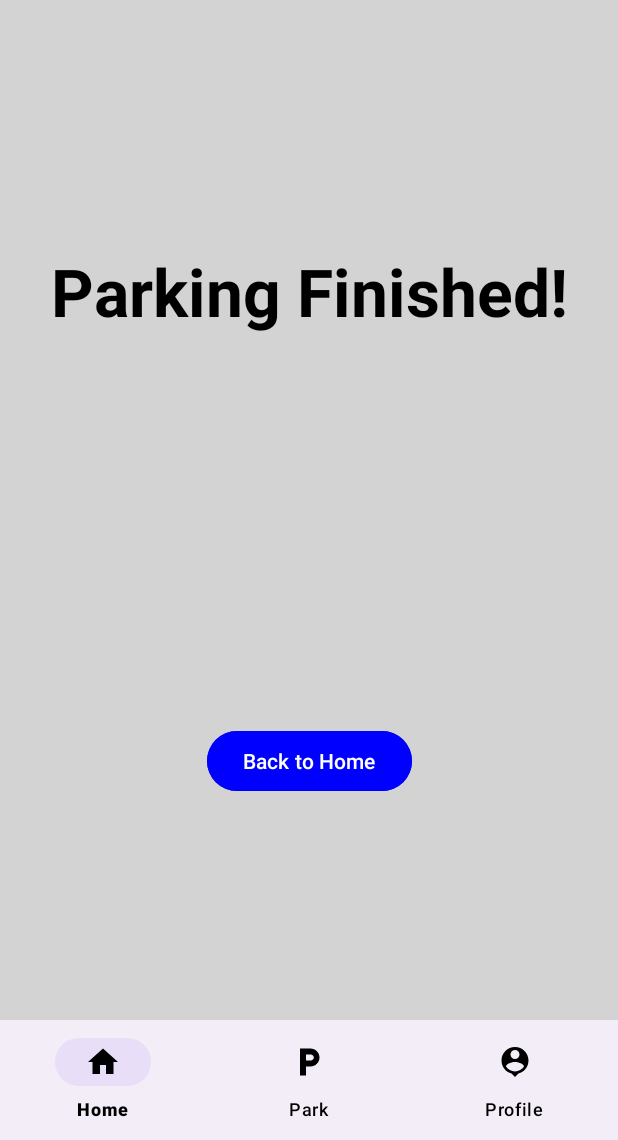
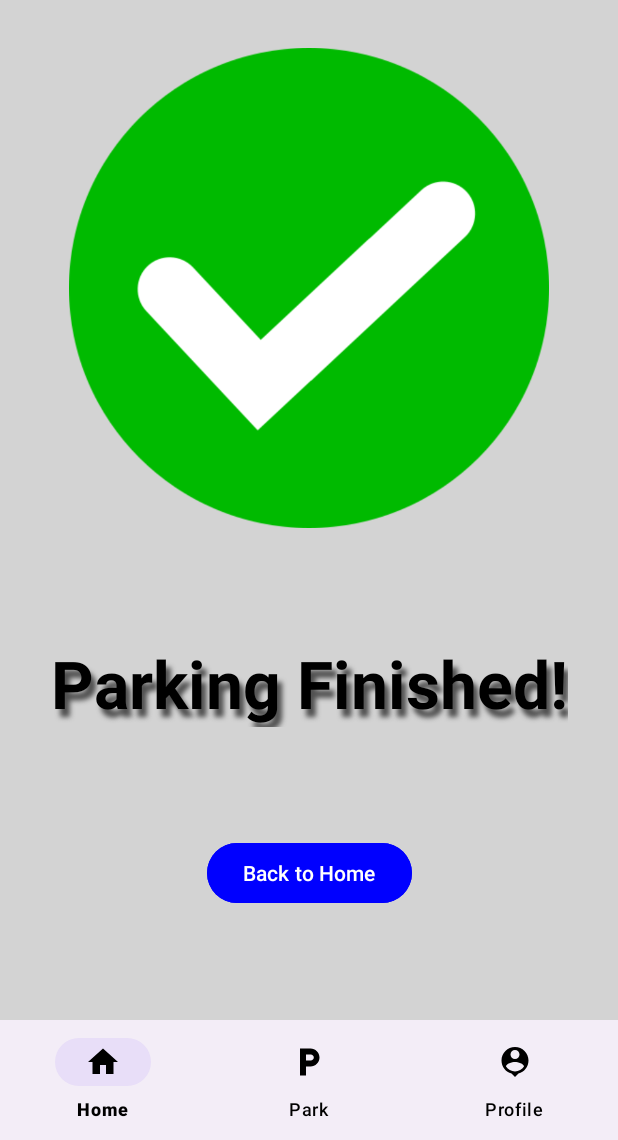
Before and after one commit to SketPlayer/UAS_MAP_Lec, an Android app: the DoneParkActivity screen opened directly, with no data from a screen before it, on a phone screen of 412 x 824 dp, the part 96-1236 px from its top. Run offline under Robolectric (Android 15) with nearby library versions, the phone set to English and light mode, and no system bars; our stand-ins replace Firebase (no records; nobody signed in at launch, a user with empty details on screens opened directly).

Commit message:
Update UI

```diff
--- a/app/src/main/res/layout/activity_donepark.xml
+++ b/app/src/main/res/layout/activity_donepark.xml
@@ -27,6 +27,18 @@
             android:layout_gravity="center" />
     </androidx.appcompat.widget.Toolbar>
 
+    <!-- Image -->
+    <ImageView
+        android:id="@+id/check_image"
+        android:layout_width="320dp"
+        android:layout_height="320dp"
+        android:src="@drawable/check"
+        android:scaleType="centerCrop"
+        android:layout_marginTop="32dp"
+        app:layout_constraintTop_toBottomOf="@id/toolbar"
+        app:layout_constraintStart_toStartOf="parent"
+        app:layout_constraintEnd_toEndOf="parent" />
+
     <!-- Title -->
     <TextView
         android:id="@+id/donepark_title"
@@ -36,8 +48,11 @@
         android:textSize="44sp"
         android:textStyle="bold"
         android:textColor="@color/black"
-        android:layout_marginBottom="32dp"
-        app:layout_constraintTop_toTopOf="parent"
+        android:shadowColor="@color/charcoal_gray"
+        android:shadowDx="5"
+        android:shadowDy="8"
+        android:shadowRadius="4"
+        app:layout_constraintTop_toBottomOf="@+id/check_image"
         app:layout_constraintStart_toStartOf="parent"
         app:layout_constraintEnd_toEndOf="parent"
         app:layout_constraintBottom_toTopOf="@id/back_to_home_button" />
@@ -50,7 +65,7 @@
         android:backgroundTint="@color/blue"
         android:text="@string/back_to_home"
         android:textColor="@android:color/white"
-        app:layout_constraintBottom_toBottomOf="parent"
+        app:layout_constraintBottom_toTopOf="@id/bottom_navigation_home"
         app:layout_constraintStart_toStartOf="parent"
         app:layout_constraintEnd_toEndOf="parent"
         app:layout_constraintTop_toBottomOf="@id/donepark_title" />
--- a/app/src/main/res/values/colors.xml
+++ b/app/src/main/res/values/colors.xml
@@ -4,6 +4,7 @@
     <color name="white">#FFFFFFFF</color>
     <color name="lightGray">#D3D3D3</color>
     <color name="charcoal_gray">#505050</color>
+    <color name="gray">#707070</color>
     <color name="primaryBlue">#000F96</color>
     <color name="primaryBlue80Percent">#99060D4D</color>
     <color name="colorPrimary">#6200EE</color>
```
Also changed, not shown: app/src/main/res/layout/activity_main.xml (+9 -1 lines), app/src/main/res/drawable/check.png (added).
